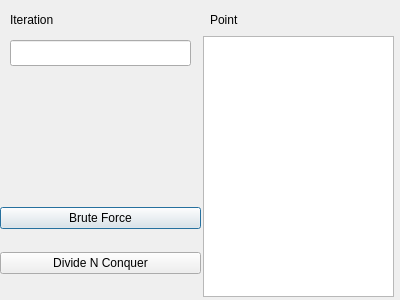
Above: src/controller.ui from fauzanazz/Tucil2_13522130_13522153 before the change. Below: the same form after it.
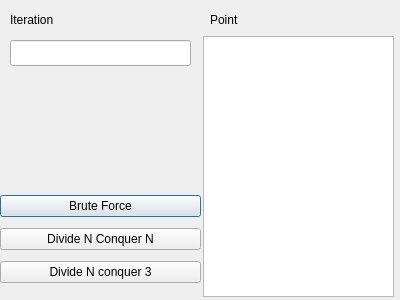
That is the form after the change.

What changed in the file:
```diff
--- a/src/controller.ui
+++ b/src/controller.ui
@@ -33,7 +33,14 @@
     <item>
      <widget class="QPushButton" name="pushButton_4">
       <property name="text">
-       <string>Divide N Conquer</string>
+       <string>Divide N Conquer N</string>
+      </property>
+     </widget>
+    </item>
+    <item>
+     <widget class="QPushButton" name="pushButton_2">
+      <property name="text">
+       <string>Divide N conquer 3</string>
       </property>
      </widget>
     </item>
```
